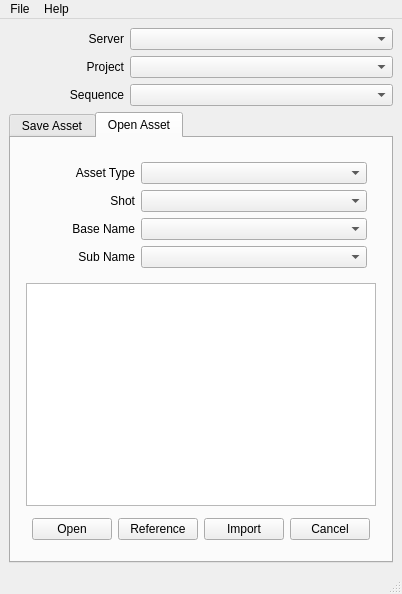
Above: ui/assetIO_mainWindow.ui from code-google-com/oyprojectmanager before the change. Below: the same form after it.
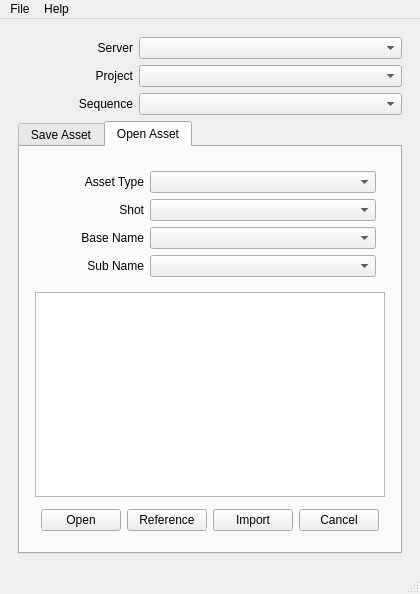
That is the form after the change. The open tabs and pages were chosen to show the change.

Patch:
```diff
--- a/ui/assetIO_mainWindow.ui
+++ b/ui/assetIO_mainWindow.ui
@@ -9,7 +9,7 @@
    <rect>
     <x>0</x>
     <y>0</y>
-    <width>388</width>
+    <width>398</width>
     <height>594</height>
    </rect>
   </property>
@@ -31,6 +31,7 @@
    </property>
    <layout class="QVBoxLayout" name="verticalLayout">
     <item>
+     <widget class="QWidget" name="main_verticalWidget" native="true">
      <layout class="QVBoxLayout" name="main_verticalLayout" stretch="0,1">
       <item>
        <layout class="QGridLayout" name="main_gridLayout" columnminimumwidth="115,0">
@@ -489,12 +490,24 @@
          </layout>
         </widget>
         <widget class="QWidget" name="openAsset_tab">
+          <property name="sizePolicy">
+           <sizepolicy hsizetype="Preferred" vsizetype="Preferred">
+            <horstretch>1</horstretch>
+            <verstretch>1</verstretch>
+           </sizepolicy>
+          </property>
          <attribute name="title">
           <string>Open Asset</string>
          </attribute>
          <layout class="QHBoxLayout" name="horizontalLayout_2">
           <item>
            <widget class="QWidget" name="openAsset_verticalWidget" native="true">
+             <property name="sizePolicy">
+              <sizepolicy hsizetype="Preferred" vsizetype="Preferred">
+               <horstretch>1</horstretch>
+               <verstretch>1</verstretch>
+              </sizepolicy>
+             </property>
             <layout class="QVBoxLayout" name="openAsset_verticalLayout" stretch="0,0,0">
              <property name="sizeConstraint">
               <enum>QLayout::SetDefaultConstraint</enum>
@@ -724,6 +737,7 @@
        </widget>
       </item>
      </layout>
+     </widget>
     </item>
    </layout>
   </widget>
@@ -732,7 +746,7 @@
     <rect>
      <x>0</x>
      <y>0</y>
-     <width>388</width>
+     <width>398</width>
      <height>23</height>
     </rect>
    </property>
```
Left out of the diff: 11 changed lines with no effect on the pictures. Lines whose indentation alone changed are shown as unchanged.
